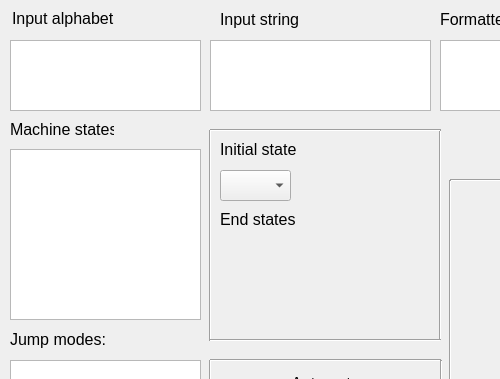
The window that baseUI.ui (JackG256/JFA-Sim) describes before a commit, drawn with Qt 5; both pictures show x 0 to 500 and y 0 to 379 of the 1006 by 765 pixel window.
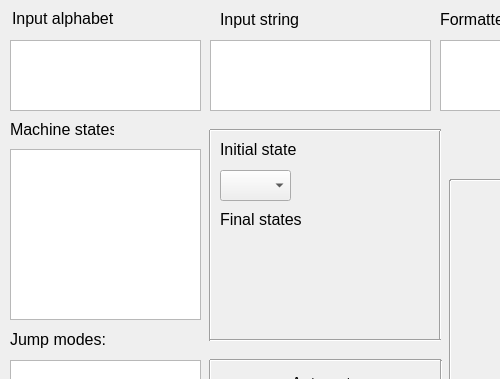
The same window after the commit.

Patch:
```diff
--- a/baseUI.ui
+++ b/baseUI.ui
@@ -373,7 +373,7 @@
     <string>&lt;html&gt;&lt;head/&gt;&lt;body&gt;&lt;p&gt;&lt;span style=&quot; font-size:10pt;&quot;&gt;Layout of checkboxed used to mark what states count as end states.&lt;/span&gt;&lt;/p&gt;&lt;p&gt;&lt;br/&gt;&lt;/p&gt;&lt;p&gt;&lt;span style=&quot; font-size:10pt;&quot;&gt;For the machine to load, at least 1 needs to be selected&lt;/span&gt;&lt;/p&gt;&lt;p&gt;&lt;br/&gt;&lt;/p&gt;&lt;p&gt;&lt;span style=&quot; font-size:10pt;&quot;&gt;Checkboxes are dynamically generated based on machine states&lt;/span&gt;&lt;/p&gt;&lt;/body&gt;&lt;/html&gt;</string>
    </property>
    <property name="text">
-    <string>End states</string>
+    <string>Final states</string>
    </property>
   </widget>
   <widget class="QWidget" name="gridLayoutWidget">
```
